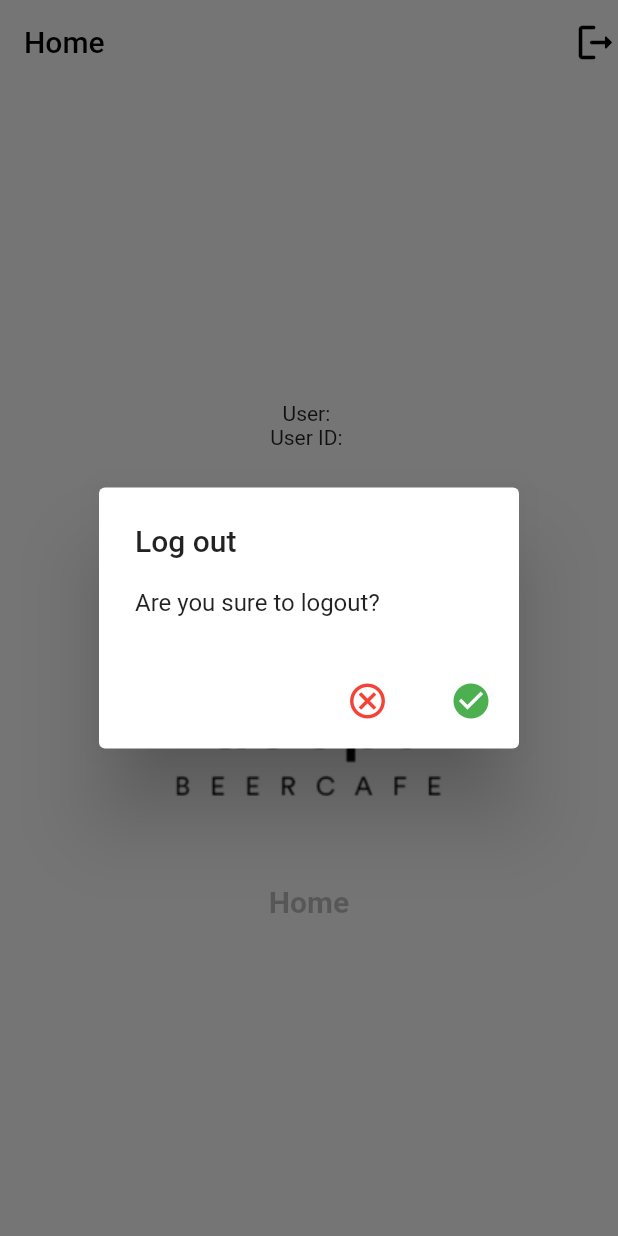
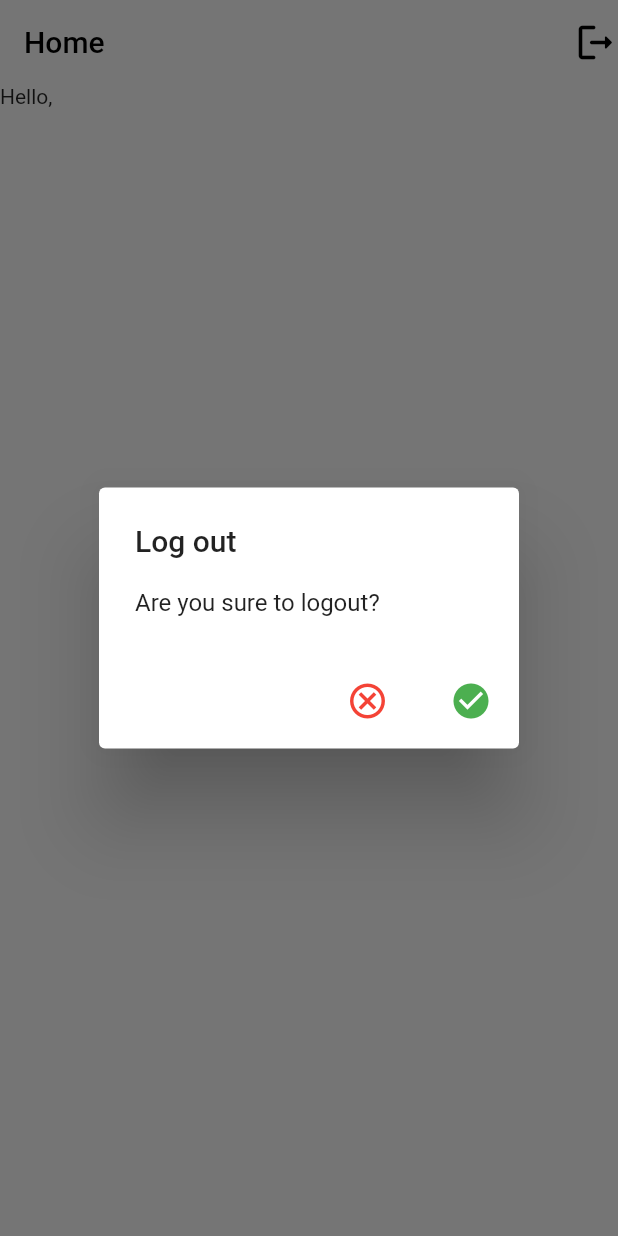
Before and after one commit to ZaryabAlam/Deeps, a Flutter app: the screen it shows once a user with an empty profile is signed in, after a tap on the "logout" icon, on a phone screen of 412 x 824 dp. Run offline on Flutter 3.47's test engine with Material 2 defaults, Android fonts, the light colour scheme and no system bars; our stand-ins replace cloud_firestore, firebase_auth, firebase_core, fluttertoast, get, url_launcher_web; accounts and stored records are empty.

Commit message:
Project Update

```diff
--- a/lib/main.dart
+++ b/lib/main.dart
@@ -27,9 +27,9 @@ class MyApp extends StatelessWidget {
         future: _initialization,
         builder: (context, snapshot) {
           if (snapshot.hasError) {
-            return Center(
-              child: Text("No Internet Connection!"),
-            );
+            return new Directionality(
+                textDirection: TextDirection.ltr,
+                child: new Text('No Internet Connection'));
           } else if (snapshot.connectionState == ConnectionState.done) {
             return GetMaterialApp(
               // scaffoldMessengerKey: Utils.messengerKey,
@@ -54,7 +54,7 @@ class MyApp extends StatelessWidget {
             );
           }
           return new Directionality(
-              textDirection: TextDirection.ltr, child: new Text('Hello'));
+              textDirection: TextDirection.ltr, child: new Text('ERROR'));
         });
 
     // return GetMaterialApp(
--- a/lib/views/app_page.dart
+++ b/lib/views/app_page.dart
@@ -1,3 +1,4 @@
+import 'package:cloud_firestore/cloud_firestore.dart';
 import 'package:deeps/views/home.dart';
 import 'package:firebase_auth/firebase_auth.dart';
 import 'package:flutter/material.dart';
@@ -15,6 +16,54 @@ class _AppPageState extends State<AppPage> {
 
   @override
   Widget build(BuildContext context) {
+    // return Scaffold(
+    //   backgroundColor: Colors.white,
+    //   appBar: AppBar(
+    //     title: Text("Home", style: TextStyle(color: Colors.black)),
+    //     // centerTitle: true,
+    //     elevation: 0,
+    //     backgroundColor: Colors.white,
+    //     automaticallyImplyLeading: false,
+    //     iconTheme: IconThemeData(color: Colors.black),
+    //     actions: [
+    //       InkWell(
+    //         onTap: () {
+    //           Logout(context);
+    //         },
+    //         child: Icon(
+    //           Icons.logout_rounded,
+    //           size: 30,
+    //         ),
+    //       ),
+    //     ],
+    //   ),
+    //   body: Center(
+    //     child: Column(
+    //       mainAxisAlignment: MainAxisAlignment.center,
+    //       // crossAxisAlignment: CrossAxisAlignment.center,
+    //       children: [
+    //         Text("User: ${user.email!}"),
+    //         Text("User ID: ${user.uid}"),
+    //         SizedBox(height: 20),
+    //         Container(
+    //           height: 250,
+    //           width: 250,
+    //           decoration: BoxDecoration(
+    //             image: DecorationImage(image: AssetImage("assets/logo.png")),
+    //           ),
+    //         ),
+    //         SizedBox(height: 20),
+    //         Text(
+    //           "Home",
+    //           style: TextStyle(
+    //               color: Colors.black26,
+    //               fontWeight: FontWeight.bold,
+    //               fontSize: 20),
+    //         )
+    //       ],
+    //     ),
+    //   ),
+    // );
     return Scaffold(
         backgroundColor: Colors.white,
         appBar: AppBar(
@@ -36,33 +85,89 @@ class _AppPageState extends State<AppPage> {
             ),
           ],
         ),
-      body: Center(
+        // body: StreamBuilder<QuerySnapshot<Map<String, dynamic>>>(
+        //   stream: FirebaseFirestore.instance
+        //       .collection('users')
+        //       // .doc(FirebaseAuth.instance.currentUser?.uid)
+        //       .snapshots(),
+        //   builder: (_, snapshot) {
+        //     if (snapshot.hasError) return Text('Error = ${snapshot.error}');
+
+        //     if (snapshot.hasData) {
+        //       final docs = snapshot.data!.docs;
+        //       return ListView.builder(
+        //         itemCount: docs.length,
+        //         itemBuilder: (_, i) {
+        //           final data = docs[i].data();
+        //           return ListTile(
+        //             title: Text(data['name']),
+        //             subtitle: Column(
+        //               children: [
+        //                 Text(data['password']),
+        //                 Text(data['uId']),
+        //               ],
+        //             ),
+        //           );
+        //         },
+        //       );
+        //     }
+
+        //     return Center(child: CircularProgressIndicator());
+        //   },
+        // )
+        body: StreamBuilder(
+          stream: FirebaseAuth.instance.authStateChanges(),
+          builder: (context, snapshot) {
+            if (snapshot.connectionState != ConnectionState.active) {
+              return Center(
+                  child: CircularProgressIndicator()); // 👈 user is loading
+            }
+            final user = snapshot.data;
+            final uid = user?.uid; // 👈 get the UID
+            if (user != null) {
+              print(user);
+
+              CollectionReference users =
+                  FirebaseFirestore.instance.collection('users');
+
+              return FutureBuilder<DocumentSnapshot>(
+                future: users.doc(uid).get(),
+                builder: (BuildContext context,
+                    AsyncSnapshot<DocumentSnapshot> snapshot) {
+                  if (snapshot.hasError) {
+                    return Text("Something went wrong");
+                  }
+
+                  if (snapshot.hasData && !snapshot.data!.exists) {
+                    return Text("Document does not exist");
+                  }
+
+                  if (snapshot.connectionState == ConnectionState.done) {
+                    Map<String, dynamic> data =
+                        snapshot.data!.data() as Map<String, dynamic>;
+                    return Column(
+                      children: [
+                        Text("Hello, ${data['name']}"),
+                        Text(data['password']),
+                        Text(data['email']),
+                        Text(data['uId']),
+                      ],
+                    );
+                  }
+
+                  return Center(
                     child: Column(
                       mainAxisAlignment: MainAxisAlignment.center,
-          // crossAxisAlignment: CrossAxisAlignment.center,
-          children: [
-            Text("User: ${user.email!}"),
-            Text("User ID: ${user.uid}"),
-            SizedBox(height: 20),
-            Container(
-              height: 250,
-              width: 250,
-              decoration: BoxDecoration(
-                image: DecorationImage(image: AssetImage("assets/logo.png")),
-              ),
-            ),
-            SizedBox(height: 20),
-            Text(
-              "Home",
-              style: TextStyle(
-                  color: Colors.black26,
-                  fontWeight: FontWeight.bold,
-                  fontSize: 20),
-            )
-          ],
-        ),
+                      children: [CircularProgressIndicator(), Text("loading")],
                     ),
                   );
+                },
+              );
+            } else {
+              return Text("user is not logged in");
+            }
+          },
+        ));
   }
 
   Future<dynamic> Logout(BuildContext context) {
--- a/pubspec.yaml
+++ b/pubspec.yaml
@@ -42,6 +42,7 @@ dependencies:
   fluttertoast: ^8.1.0
   firebase_auth: ^4.5.0
   firebase_core: ^2.11.0
+  cloud_firestore: ^4.7.1
 
 dev_dependencies:
   flutter_test:
```
Also changed, not shown: lib/views/SignIN/signin.dart (+15 -10 lines), lib/views/SignUP/signup.dart (+78 -25 lines), pubspec.lock, 1 other file. Lines whose indentation alone changed are shown as unchanged.
